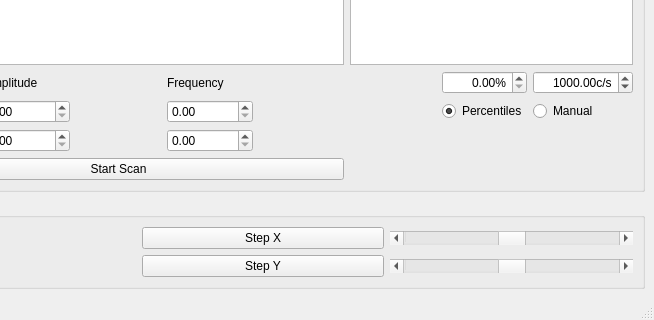
Before: the Qt Designer form gui/confocal_own/attocubePositionerGUI.ui in rasjen/qudi, drawn with Qt 5; both pictures show x 128 to 782 and y 192 to 512 of the 782 by 512 pixel window.
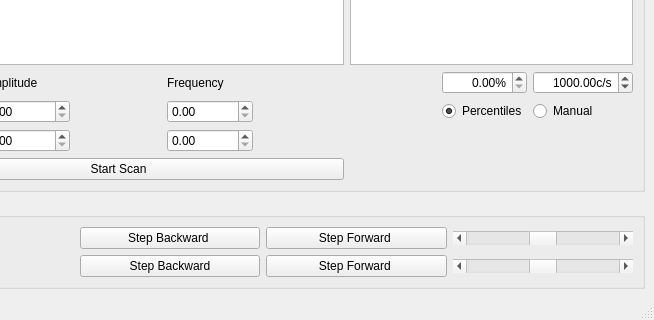
After: the same form once the commit is applied.

Commit message: Modifications on the gui interface Step Backward / Forward for X and Y axis functions in gui file

What changed in the file:
```diff
--- a/gui/confocal_own/attocubePositionerGUI.ui
+++ b/gui/confocal_own/attocubePositionerGUI.ui
@@ -297,7 +297,14 @@
          <item>
           <widget class="QPushButton" name="stepXPushButton">
            <property name="text">
-            <string>Step X</string>
+            <string>Step Backward </string>
+           </property>
+          </widget>
+         </item>
+         <item>
+          <widget class="QPushButton" name="stepXForwardPushButton">
+           <property name="text">
+            <string>Step Forward </string>
            </property>
           </widget>
          </item>
@@ -334,7 +341,14 @@
          <item>
           <widget class="QPushButton" name="stepYPushButton">
            <property name="text">
-            <string>Step Y</string>
+            <string>Step Backward</string>
+           </property>
+          </widget>
+         </item>
+         <item>
+          <widget class="QPushButton" name="stepYForwardPushButton">
+           <property name="text">
+            <string>Step Forward </string>
            </property>
           </widget>
          </item>
```
Left out of the diff: 9 changed lines with no effect on the pictures. The commit also changes 1 other file.
